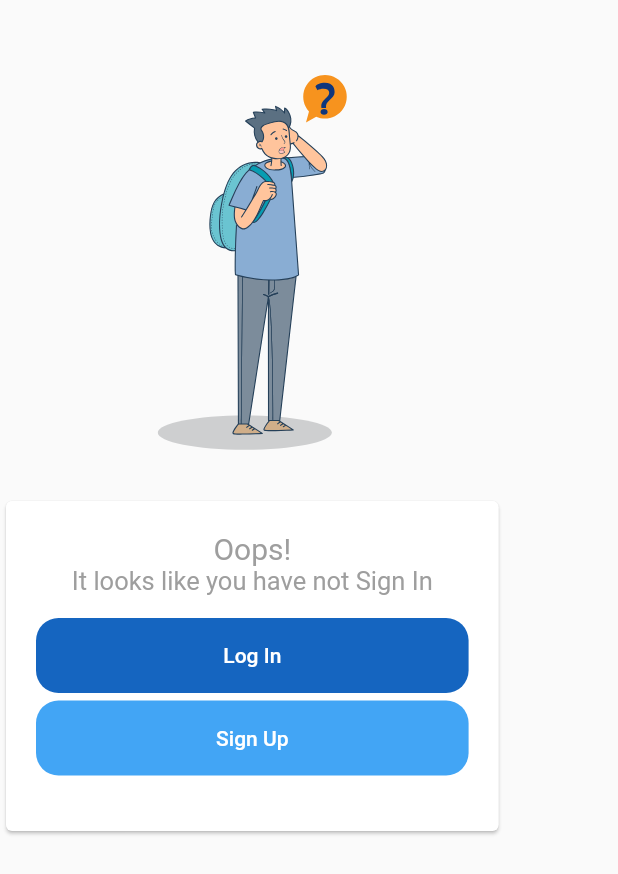
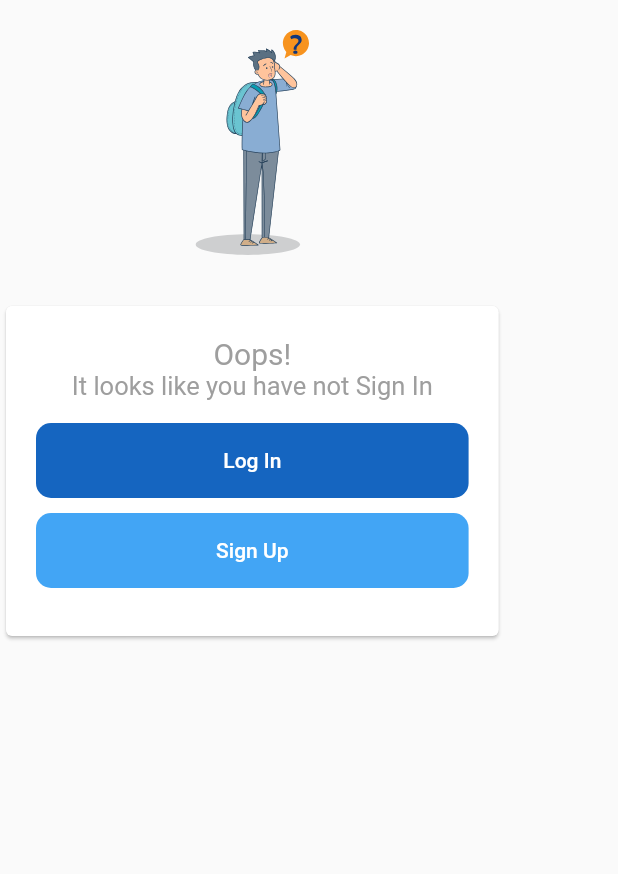
Before and after one commit to reewaz401/trabeely_app, a Flutter app: the AskSignUpScreen widget shown alone on an empty page, opened directly, on a phone screen of 412 x 824 dp. Shown: the top 874 px of the screen. Run offline on Flutter 3.47's test engine with Material 2 defaults, Android fonts, the phone set to English and light mode, and no system bars; our stand-ins replace bubble_tab_indicator, carousel_pro, carousel_slider, convert, cool_alert, date_time_picker and 8 more; missing offline and left inert: barcode_scan_fix, flutter_absolute_path, multi_image_picker; accounts and stored records are empty; network calls fail; project files that could hold a hidden picture were left out.

```diff
--- a/lib/screens/SplashScreen/splashscreen.dart
+++ b/lib/screens/SplashScreen/splashscreen.dart
@@ -22,7 +22,8 @@ class _SplashScreenState extends State<SplashScreen> {
   bool isAuto = false;
   void autoSignIn() async {
     final SharedPreferences prefs = await SharedPreferences.getInstance();
-    final String autoToken = prefs.getString('autoSignIn');
+    final String autoToken = prefs.getString('userToken');
+    print(autoToken);
     if (autoToken != null) {
       setState(() {
         isAuto = true;
@@ -53,7 +54,7 @@ class _SplashScreenState extends State<SplashScreen> {
           builder: (context) {
             return Consumer<Auth>(builder: (context, auth, _) {
               return onboardingPage
-                  ? auth.isAuth
+                  ? isAuto
                       ? TabsScreen('Search Destination')
                       : OneScreen()
                   : OnboardinPage();
--- a/lib/screens/UserProile/Components/askSignup.dart
+++ b/lib/screens/UserProile/Components/askSignup.dart
@@ -9,11 +9,11 @@ class AskSignUpScreen extends StatelessWidget {
     return Column(
       children: [
         SizedBox(
-          height: 50,
+          height: 20,
         ),
         SvgPicture.asset(
           'assets/images/isLogin.svg',
-          height: 250,
+          height: 150,
         ),
         SizedBox(
           height: 30,
@@ -37,7 +37,7 @@ class AskSignUpScreen extends StatelessWidget {
                 ),
                 button(context, 'Log In', 800),
                 SizedBox(
-                  height: 5,
+                  height: 10,
                 ),
                 button(context, 'Sign Up', 400)
               ],
@@ -75,7 +75,7 @@ class AskSignUpScreen extends StatelessWidget {
                 MaterialStateProperty.all<Color>(Colors.blue[colVal]),
             shape: MaterialStateProperty.all<RoundedRectangleBorder>(
                 RoundedRectangleBorder(
-              borderRadius: BorderRadius.circular(15),
+              borderRadius: BorderRadius.circular(10),
             ))),
       ),
     );
```
Also changed, not shown: lib/services/authentication.dart (+6 -1 lines).
